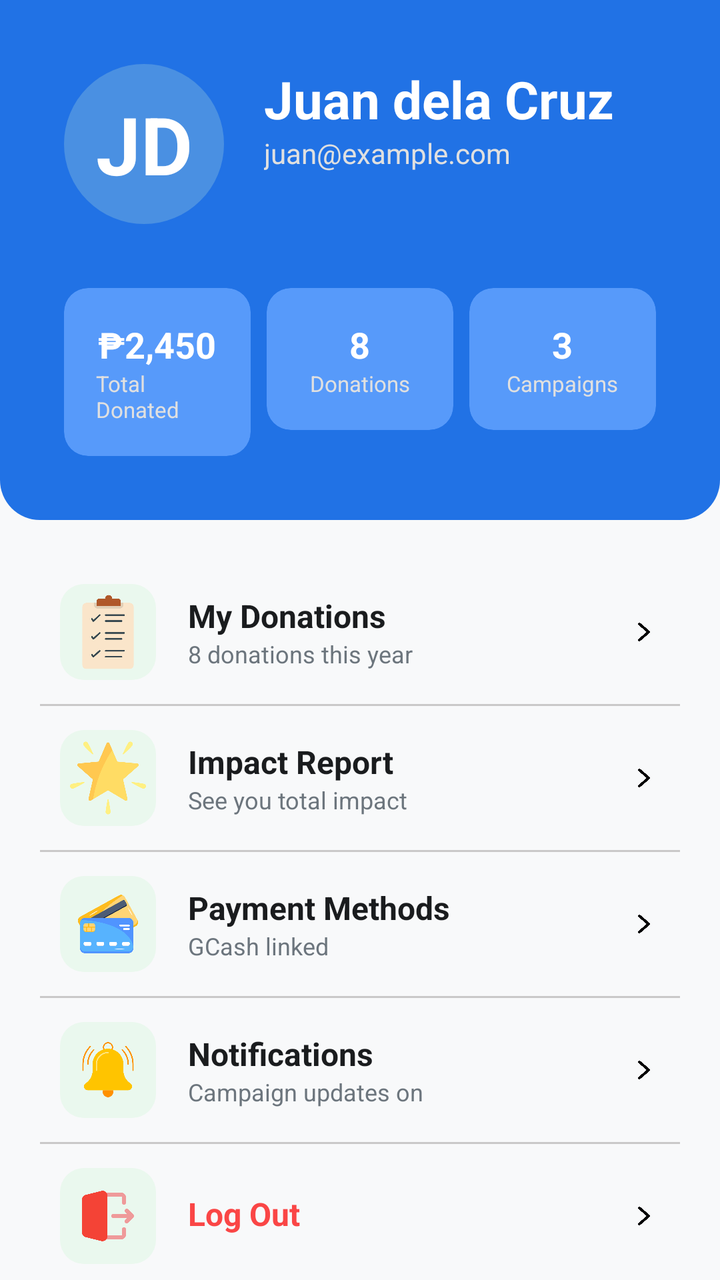
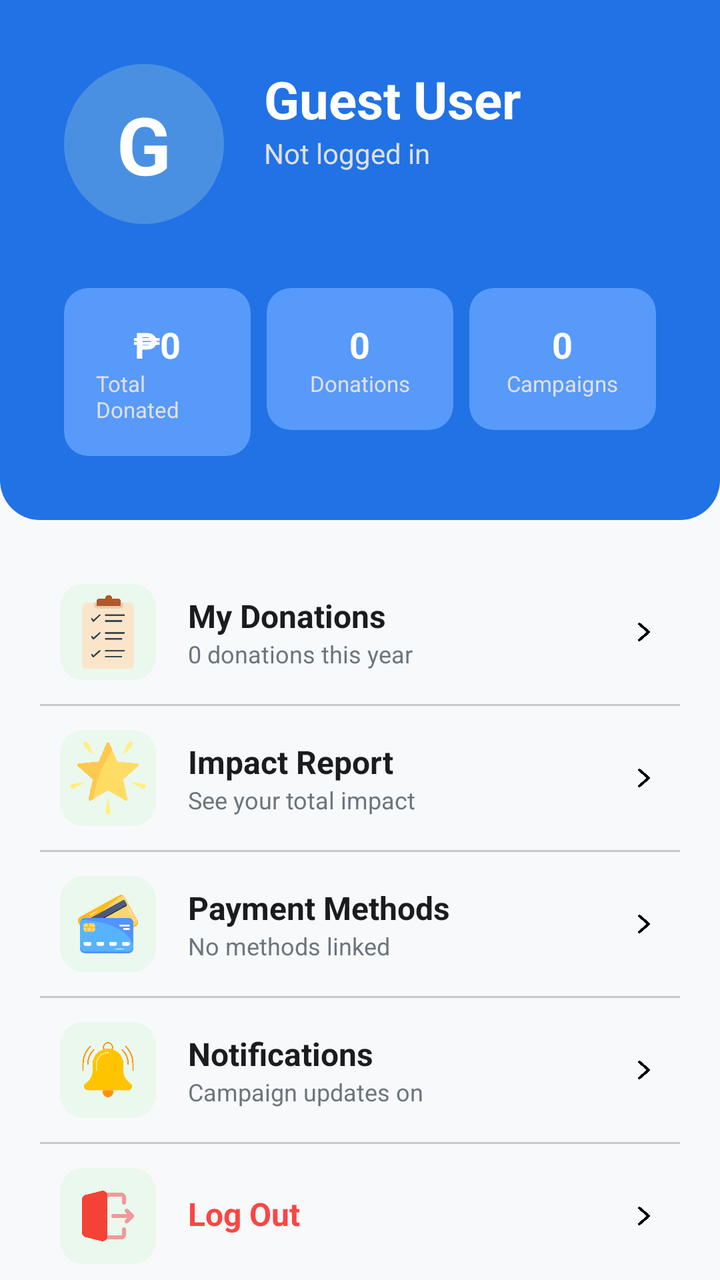

The first picture is an Android layout as it rendered before a commit; the second is the same layout after the commit. The layout source and the unified diff follow.
<!-- AndroidManifest.xml: application theme Theme.UlamShare -->
<!-- res/layout/activity_profile.xml -->
<?xml version="1.0" encoding="utf-8"?>
<androidx.constraintlayout.widget.ConstraintLayout xmlns:android="http://schemas.android.com/apk/res/android"
    xmlns:app="http://schemas.android.com/apk/res-auto"
    xmlns:tools="http://schemas.android.com/tools"
    android:layout_width="match_parent"
    android:layout_height="match_parent"
    android:background="#F8F9FA">

    <androidx.constraintlayout.widget.ConstraintLayout
        android:id="@+id/headerContainer"
        android:layout_width="match_parent"
        android:layout_height="wrap_content"
        android:background="@drawable/rounded_header_bg"
        android:padding="32dp"
        app:layout_constraintTop_toTopOf="parent">

        <TextView
            android:id="@+id/ivAvatar"
            android:layout_width="80dp"
            android:layout_height="80dp"
            android:background="@drawable/circle_blue_profile"
            android:gravity="center"
            android:text="JD"
            android:textColor="#FFFFFF"
            android:textSize="40sp"
            android:textStyle="bold"
            app:layout_constraintStart_toStartOf="parent"
            app:layout_constraintTop_toTopOf="parent"
            app:strokeWidth="2dp"/>


        <TextView
            android:id="@+id/tvUserName"
            android:layout_width="0dp"
            android:layout_height="wrap_content"
            android:layout_marginStart="20dp"
            android:text="Juan dela Cruz"
            android:textColor="#FFFFFF"
            android:textSize="26sp"
            android:textStyle="bold"
            app:layout_constraintEnd_toEndOf="parent"
            app:layout_constraintStart_toEndOf="@id/ivAvatar"
            app:layout_constraintTop_toTopOf="@id/ivAvatar" />

        <TextView
            android:id="@+id/tvUserEmail"
            android:layout_width="0dp"
            android:layout_height="wrap_content"
            android:text="juan@example.com"
            android:textColor="#E0E0E0"
            android:textSize="14sp"
            app:layout_constraintEnd_toEndOf="parent"
            app:layout_constraintStart_toStartOf="@id/tvUserName"
            app:layout_constraintTop_toBottomOf="@id/tvUserName" />

        <LinearLayout
            android:id="@+id/statsContainer"
            android:layout_width="match_parent"
            android:layout_height="wrap_content"
            android:layout_marginTop="32dp"
            android:orientation="horizontal"
            android:weightSum="3"
            app:layout_constraintTop_toBottomOf="@id/ivAvatar">

            <androidx.cardview.widget.CardView
                android:layout_width="0dp"
                android:layout_height="wrap_content"
                android:layout_marginEnd="8dp"
                android:layout_weight="1"
                app:cardBackgroundColor="@color/sky_blue"
                app:cardCornerRadius="12dp"
                app:cardElevation="0dp">

                <LinearLayout
                    android:layout_width="match_parent"
                    android:layout_height="wrap_content"
                    android:gravity="center"
                    android:orientation="vertical"
                    android:padding="16dp">

                    <TextView
                        android:layout_width="wrap_content"
                        android:layout_height="wrap_content"
                        android:text="₱2,450"
                        android:textColor="#FFFFFF"
                        android:textSize="18sp"
                        android:textStyle="bold" />

                    <TextView
                        android:layout_width="wrap_content"
                        android:layout_height="wrap_content"
                        android:text="Total Donated"
                        android:textColor="#E0E0E0"
                        android:textSize="11sp" />

                </LinearLayout>
            </androidx.cardview.widget.CardView>

            <androidx.cardview.widget.CardView
                android:layout_width="0dp"
                android:layout_height="wrap_content"
                android:layout_marginEnd="8dp"
                android:layout_weight="1"
                app:cardBackgroundColor="@color/sky_blue"
                app:cardCornerRadius="12dp"
                app:cardElevation="0dp">

                <LinearLayout
                    android:layout_width="match_parent"
                    android:layout_height="wrap_content"
                    android:gravity="center"
                    android:orientation="vertical"
                    android:padding="16dp">

                    <TextView
                        android:layout_width="wrap_content"
                        android:layout_height="wrap_content"
                        android:text="8"
                        android:textColor="#FFFFFF"
                        android:textSize="18sp"
                        android:textStyle="bold" />

                    <TextView
                        android:layout_width="wrap_content"
                        android:layout_height="wrap_content"
                        android:text="Donations"
                        android:textColor="#E0E0E0"
                        android:textSize="11sp" />

                </LinearLayout>
            </androidx.cardview.widget.CardView>

            <androidx.cardview.widget.CardView
                android:layout_width="0dp"
                android:layout_height="wrap_content"
                android:layout_weight="1"
                app:cardBackgroundColor="@color/sky_blue"
                app:cardCornerRadius="12dp"
                app:cardElevation="0dp">

                <LinearLayout
                    android:layout_width="match_parent"
                    android:layout_height="wrap_content"
                    android:gravity="center"
                    android:orientation="vertical"
                    android:padding="16dp">

                    <TextView
                        android:layout_width="wrap_content"
                        android:layout_height="wrap_content"
                        android:text="3"
                        android:textColor="#FFFFFF"
                        android:textSize="18sp"
                        android:textStyle="bold" />

                    <TextView
                        android:layout_width="wrap_content"
                        android:layout_height="wrap_content"
                        android:text="Campaigns"
                        android:textColor="#E0E0E0"
                        android:textSize="11sp" />

                </LinearLayout>
            </androidx.cardview.widget.CardView>
        </LinearLayout>
    </androidx.constraintlayout.widget.ConstraintLayout>

    <androidx.core.widget.NestedScrollView
        android:layout_width="match_parent"
        android:layout_height="0dp"
        app:layout_constraintBottom_toBottomOf="parent"
        app:layout_constraintTop_toBottomOf="@id/headerContainer">

        <LinearLayout
            android:layout_width="match_parent"
            android:layout_height="wrap_content"
            android:orientation="vertical"
            android:padding="20dp">

            <androidx.constraintlayout.widget.ConstraintLayout
                android:padding="10dp"
                android:id="@+id/mydonations"
                android:layout_width="match_parent"
                android:layout_height="72dp"
                android:background="?attr/selectableItemBackground"
                android:clickable="true"
                android:focusable="true">

                <ImageView
                    android:id="@+id/ivIconDon"
                    android:layout_width="48dp"
                    android:layout_height="48dp"
                    android:background="@drawable/rounded_tip_bg"
                    android:padding="5dp"
                    android:src="@drawable/tasks"
                    app:layout_constraintBottom_toBottomOf="parent"
                    app:layout_constraintStart_toStartOf="parent"
                    app:layout_constraintTop_toTopOf="parent" />

                <TextView
                    android:id="@+id/tvTitleDon"
                    android:layout_width="wrap_content"
                    android:layout_height="wrap_content"
                    android:layout_marginStart="16dp"
                    android:text="My Donations"
                    android:textColor="#1A1C1E"
                    android:textSize="16sp"
                    android:textStyle="bold"
                    app:layout_constraintBottom_toTopOf="@id/tvSubDon"
                    app:layout_constraintStart_toEndOf="@id/ivIconDon"
                    app:layout_constraintTop_toTopOf="@id/ivIconDon"
                    app:layout_constraintVertical_chainStyle="packed" />

                <TextView
                    android:id="@+id/tvSubDon"
                    android:layout_width="wrap_content"
                    android:layout_height="wrap_content"
                    android:text="8 donations this year"
                    android:textColor="#6C757D"
                    android:textSize="12sp"
                    app:layout_constraintBottom_toBottomOf="@id/ivIconDon"
                    app:layout_constraintStart_toStartOf="@id/tvTitleDon"
                    app:layout_constraintTop_toBottomOf="@id/tvTitleDon" />

                <ImageView
                    android:layout_width="16dp"
                    android:layout_height="16dp"
                    android:src="@drawable/next"
                    app:layout_constraintBottom_toBottomOf="parent"
                    app:layout_constraintEnd_toEndOf="parent"
                    app:layout_constraintTop_toTopOf="parent"
                    tools:ignore="SpeakableTextPresentCheck" />
            </androidx.constraintlayout.widget.ConstraintLayout>

            <View
                android:layout_width="match_parent"
                android:layout_height="1dp"
                android:background="#CAC9C9" />

            <androidx.constraintlayout.widget.ConstraintLayout
                android:padding="10dp"
                android:id="@+id/optionImpact"
                android:layout_width="match_parent"
                android:layout_height="72dp"
                android:background="?attr/selectableItemBackground"
                android:clickable="true"
                android:focusable="true">

                <ImageView
                    android:id="@+id/ivIconImp"
                    android:layout_width="48dp"
                    android:layout_height="48dp"
                    android:background="@drawable/rounded_tip_bg"
                    android:padding="5dp"
                    android:src="@drawable/stars"
                    app:layout_constraintBottom_toBottomOf="parent"
                    app:layout_constraintStart_toStartOf="parent"
                    app:layout_constraintTop_toTopOf="parent" />

                <TextView
                    android:id="@+id/tvTitleImp"
                    android:layout_width="wrap_content"
                    android:layout_height="wrap_content"
                    android:layout_marginStart="16dp"
                    android:text="Impact Report"
                    android:textColor="#1A1C1E"
                    android:textSize="16sp"
                    android:textStyle="bold"
                    app:layout_constraintBottom_toTopOf="@id/tvSubImp"
                    app:layout_constraintStart_toEndOf="@id/ivIconImp"
                    app:layout_constraintTop_toTopOf="@id/ivIconImp"
                    app:layout_constraintVertical_chainStyle="packed" />

                <TextView
                    android:id="@+id/tvSubImp"
                    android:layout_width="wrap_content"
                    android:layout_height="wrap_content"
                    android:text="See you total impact"
                    android:textColor="#6C757D"
                    android:textSize="12sp"
                    app:layout_constraintBottom_toBottomOf="@id/ivIconImp"
                    app:layout_constraintStart_toStartOf="@id/tvTitleImp"
                    app:layout_constraintTop_toBottomOf="@id/tvTitleImp" />

                <ImageView
                    android:layout_width="16dp"
                    android:layout_height="16dp"
                    android:src="@drawable/next"
                    app:layout_constraintBottom_toBottomOf="parent"
                    app:layout_constraintEnd_toEndOf="parent"
                    app:layout_constraintTop_toTopOf="parent"
                    tools:ignore="SpeakableTextPresentCheck" />
            </androidx.constraintlayout.widget.ConstraintLayout>

            <View
                android:layout_width="match_parent"
                android:layout_height="1dp"
                android:background="#CAC9C9" />

            <androidx.constraintlayout.widget.ConstraintLayout
                android:padding="10dp"
                android:id="@+id/optionPay"
                android:layout_width="match_parent"
                android:layout_height="72dp"
                android:background="?attr/selectableItemBackground"
                android:clickable="true"
                android:focusable="true">

                <ImageView
                    android:id="@+id/ivIconPay"
                    android:layout_width="48dp"
                    android:layout_height="48dp"
                    android:background="@drawable/rounded_tip_bg"
                    android:padding="8dp"
                    android:src="@drawable/atm_card"
                    app:layout_constraintBottom_toBottomOf="parent"
                    app:layout_constraintStart_toStartOf="parent"
                    app:layout_constraintTop_toTopOf="parent" />

                <TextView
                    android:id="@+id/tvTitlePay"
                    android:layout_width="wrap_content"
                    android:layout_height="wrap_content"
                    android:layout_marginStart="16dp"
                    android:text="Payment Methods"
                    android:textColor="#1A1C1E"
                    android:textSize="16sp"
                    android:textStyle="bold"
                    app:layout_constraintBottom_toTopOf="@id/tvSubPay"
                    app:layout_constraintStart_toEndOf="@id/ivIconPay"
                    app:layout_constraintTop_toTopOf="@id/ivIconPay"
                    app:layout_constraintVertical_chainStyle="packed" />

                <TextView
                    android:id="@+id/tvSubPay"
                    android:layout_width="wrap_content"
                    android:layout_height="wrap_content"
                    android:text="GCash linked"
                    android:textColor="#6C757D"
                    android:textSize="12sp"
                    app:layout_constraintBottom_toBottomOf="@id/ivIconPay"
                    app:layout_constraintStart_toStartOf="@id/tvTitlePay"
                    app:layout_constraintTop_toBottomOf="@id/tvTitlePay" />

                <ImageView
                    android:layout_width="16dp"
                    android:layout_height="16dp"
                    android:src="@drawable/next"
                    app:layout_constraintBottom_toBottomOf="parent"
                    app:layout_constraintEnd_toEndOf="parent"
                    app:layout_constraintTop_toTopOf="parent"
                    tools:ignore="SpeakableTextPresentCheck" />
            </androidx.constraintlayout.widget.ConstraintLayout>

            <View
                android:layout_width="match_parent"
                android:layout_height="1dp"
                android:background="#CAC9C9" />

            <androidx.constraintlayout.widget.ConstraintLayout
                android:padding="10dp"
                android:id="@+id/optionDonations"
                android:layout_width="match_parent"
                android:layout_height="72dp"
                android:background="?attr/selectableItemBackground"
                android:clickable="true"
                android:focusable="true">

                <ImageView
                    android:id="@+id/ivIconNotif"
                    android:layout_width="48dp"
                    android:layout_height="48dp"
                    android:background="@drawable/rounded_tip_bg"
                    android:padding="8dp"
                    android:src="@drawable/notification_bell"
                    app:layout_constraintBottom_toBottomOf="parent"
                    app:layout_constraintStart_toStartOf="parent"
                    app:layout_constraintTop_toTopOf="parent" />

                <TextView
                    android:id="@+id/tvTitleNotif"
                    android:layout_width="wrap_content"
                    android:layout_height="wrap_content"
                    android:layout_marginStart="16dp"
                    android:text="Notifications"
                    android:textColor="#1A1C1E"
                    android:textSize="16sp"
                    android:textStyle="bold"
                    app:layout_constraintBottom_toTopOf="@id/tvSubNotif"
                    app:layout_constraintStart_toEndOf="@id/ivIconNotif"
                    app:layout_constraintTop_toTopOf="@id/ivIconNotif"
                    app:layout_constraintVertical_chainStyle="packed" />

                <TextView
                    android:id="@+id/tvSubNotif"
                    android:layout_width="wrap_content"
                    android:layout_height="wrap_content"
                    android:text="Campaign updates on"
                    android:textColor="#6C757D"
                    android:textSize="12sp"
                    app:layout_constraintBottom_toBottomOf="@id/ivIconNotif"
                    app:layout_constraintStart_toStartOf="@id/tvTitleNotif"
                    app:layout_constraintTop_toBottomOf="@id/tvTitleNotif" />

                <ImageView
                    android:layout_width="16dp"
                    android:layout_height="16dp"
                    android:src="@drawable/next"
                    app:layout_constraintBottom_toBottomOf="parent"
                    app:layout_constraintEnd_toEndOf="parent"
                    app:layout_constraintTop_toTopOf="parent"
                    tools:ignore="SpeakableTextPresentCheck" />
            </androidx.constraintlayout.widget.ConstraintLayout>

            <View
                android:layout_width="match_parent"
                android:layout_height="1dp"
                android:background="#CAC9C9" />

            <androidx.constraintlayout.widget.ConstraintLayout
                android:padding="10dp"
                android:id="@+id/optionlogout"
                android:layout_width="match_parent"
                android:layout_height="72dp"
                android:background="?attr/selectableItemBackground"
                android:clickable="true"
                android:focusable="true">

                <ImageView
                    android:id="@+id/ivIconlogout"
                    android:layout_width="48dp"
                    android:layout_height="48dp"
                    android:background="@drawable/rounded_tip_bg"
                    android:padding="8dp"
                    android:src="@drawable/logout"
                    app:layout_constraintBottom_toBottomOf="parent"
                    app:layout_constraintStart_toStartOf="parent"
                    app:layout_constraintTop_toTopOf="parent" />

                <TextView
                    android:id="@+id/tvTitlelogout"
                    android:layout_width="wrap_content"
                    android:layout_height="wrap_content"
                    android:layout_marginStart="16dp"
                    android:layout_marginTop="12dp"
                    android:text="Log Out"
                    android:textColor="#FA4646"
                    android:textSize="16sp"
                    android:textStyle="bold"
                    app:layout_constraintStart_toEndOf="@id/ivIconlogout"
                    app:layout_constraintTop_toTopOf="@id/ivIconlogout"
                    app:layout_constraintVertical_chainStyle="packed" />

                <ImageView
                    android:layout_width="16dp"
                    android:layout_height="16dp"
                    android:src="@drawable/next"
                    app:layout_constraintBottom_toBottomOf="parent"
                    app:layout_constraintEnd_toEndOf="parent"
                    app:layout_constraintTop_toTopOf="parent"
                    tools:ignore="SpeakableTextPresentCheck" />
            </androidx.constraintlayout.widget.ConstraintLayout>


        </LinearLayout>
    </androidx.core.widget.NestedScrollView>

</androidx.constraintlayout.widget.ConstraintLayout>
<!-- resources referenced by this layout -->
<resources>
  <color name="sky_blue">#579AFA</color>
  <!-- drawable atm_card: png bitmap (drawable, 26471 bytes) -->
  <!-- drawable circle_blue_profile (drawable) -->
  <?xml version="1.0" encoding="utf-8"?>
  <shape xmlns:android="http://schemas.android.com/apk/res/android">
      <solid android:color="#4A90E2" />
      <corners android:radius="100dp"/>
  </shape>
  <!-- drawable logout: png bitmap (drawable, 8266 bytes) -->
  <!-- drawable next: png bitmap (drawable, 4939 bytes) -->
  <!-- drawable notification_bell: png bitmap (drawable, 18722 bytes) -->
  <!-- drawable rounded_header_bg (drawable) -->
  <?xml version="1.0" encoding="utf-8"?>
  <shape xmlns:android="http://schemas.android.com/apk/res/android">
      <solid android:color="#2172E5" />
      <corners android:bottomRightRadius="20dp"
          android:bottomLeftRadius="20dp" />
  </shape>
  <!-- drawable rounded_tip_bg (drawable) -->
  <?xml version="1.0" encoding="utf-8"?>
  <shape xmlns:android="http://schemas.android.com/apk/res/android">
      <solid android:color="#EAF8EE" />
      <corners android:radius="12dp" />
  </shape>
  <!-- drawable stars: png bitmap (drawable, 18352 bytes) -->
  <!-- drawable tasks: png bitmap (drawable, 12310 bytes) -->
  <style name="Theme.UlamShare" parent="Theme.MaterialComponents.Light.NoActionBar">
          
          <item name="colorPrimary">@color/brand_blue</item>
          <item name="colorPrimaryVariant">@color/primary_blue</item>
          <item name="colorOnPrimary">@color/white</item>
          
          <item name="colorSecondary">@color/sky_blue</item>
          <item name="colorSecondaryVariant">@color/sky_blue</item>
          <item name="colorOnSecondary">@color/black</item>
          
          <item name="android:statusBarColor">?attr/colorPrimaryVariant</item>
          
      </style>
  <color name="brand_blue">#2172E5</color>
  <color name="primary_blue">#2172E5</color>
  <color name="white">#FFFFFF</color>
  <color name="black">#FF000000</color>
</resources>

<!-- the commit's change to res/layout/activity_profile.xml (unified diff, before → after) -->
@@ -20,13 +20,12 @@
             android:layout_height="80dp"
             android:background="@drawable/circle_blue_profile"
             android:gravity="center"
-            android:text="JD"
+            android:text="G"
             android:textColor="#FFFFFF"
             android:textSize="40sp"
             android:textStyle="bold"
             app:layout_constraintStart_toStartOf="parent"
-            app:layout_constraintTop_toTopOf="parent"
-            app:strokeWidth="2dp"/>
+            app:layout_constraintTop_toTopOf="parent" />
 
 
         <TextView
@@ -34,7 +33,7 @@
             android:layout_width="0dp"
             android:layout_height="wrap_content"
             android:layout_marginStart="20dp"
-            android:text="Juan dela Cruz"
+            android:text="Guest User"
             android:textColor="#FFFFFF"
             android:textSize="26sp"
             android:textStyle="bold"
@@ -46,7 +45,7 @@
             android:id="@+id/tvUserEmail"
             android:layout_width="0dp"
             android:layout_height="wrap_content"
-            android:text="juan@example.com"
+            android:text="Not logged in"
             android:textColor="#E0E0E0"
             android:textSize="14sp"
             app:layout_constraintEnd_toEndOf="parent"
@@ -79,9 +78,10 @@
                     android:padding="16dp">
 
                     <TextView
-                        android:layout_width="wrap_content"
-                        android:layout_height="wrap_content"
-                        android:text="₱2,450"
+                        android:id="@+id/tvTotalDonated"
+                        android:layout_width="wrap_content"
+                        android:layout_height="wrap_content"
+                        android:text="₱0"
                         android:textColor="#FFFFFF"
                         android:textSize="18sp"
                         android:textStyle="bold" />
@@ -113,9 +113,10 @@
                     android:padding="16dp">
 
                     <TextView
-                        android:layout_width="wrap_content"
-                        android:layout_height="wrap_content"
-                        android:text="8"
+                        android:id="@+id/tvDonationCount"
+                        android:layout_width="wrap_content"
+                        android:layout_height="wrap_content"
+                        android:text="0"
                         android:textColor="#FFFFFF"
                         android:textSize="18sp"
                         android:textStyle="bold" />
@@ -146,9 +147,10 @@
                     android:padding="16dp">
 
                     <TextView
-                        android:layout_width="wrap_content"
-                        android:layout_height="wrap_content"
-                        android:text="3"
+                        android:id="@+id/tvCampaignCount"
+                        android:layout_width="wrap_content"
+                        android:layout_height="wrap_content"
+                        android:text="0"
                         android:textColor="#FFFFFF"
                         android:textSize="18sp"
                         android:textStyle="bold" />
@@ -215,7 +217,7 @@
                     android:id="@+id/tvSubDon"
                     android:layout_width="wrap_content"
                     android:layout_height="wrap_content"
-                    android:text="8 donations this year"
+                    android:text="0 donations this year"
                     android:textColor="#6C757D"
                     android:textSize="12sp"
                     app:layout_constraintBottom_toBottomOf="@id/ivIconDon"
@@ -275,7 +277,7 @@
                     android:id="@+id/tvSubImp"
                     android:layout_width="wrap_content"
                     android:layout_height="wrap_content"
-                    android:text="See you total impact"
+                    android:text="See your total impact"
                     android:textColor="#6C757D"
                     android:textSize="12sp"
                     app:layout_constraintBottom_toBottomOf="@id/ivIconImp"
@@ -335,7 +337,7 @@
                     android:id="@+id/tvSubPay"
                     android:layout_width="wrap_content"
                     android:layout_height="wrap_content"
-                    android:text="GCash linked"
+                    android:text="No methods linked"
                     android:textColor="#6C757D"
                     android:textSize="12sp"
                     app:layout_constraintBottom_toBottomOf="@id/ivIconPay"
